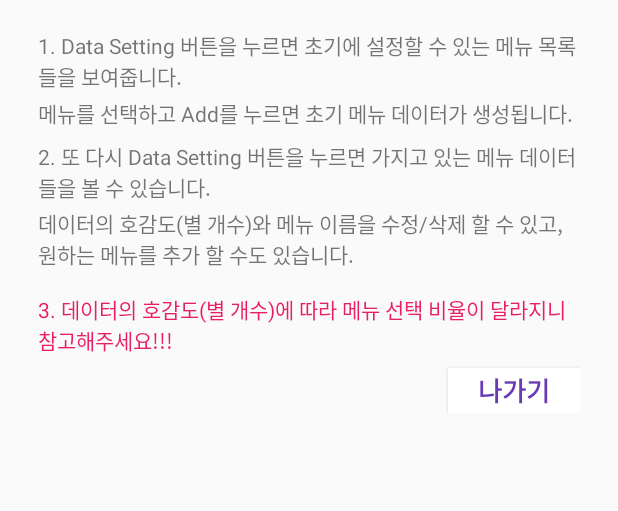
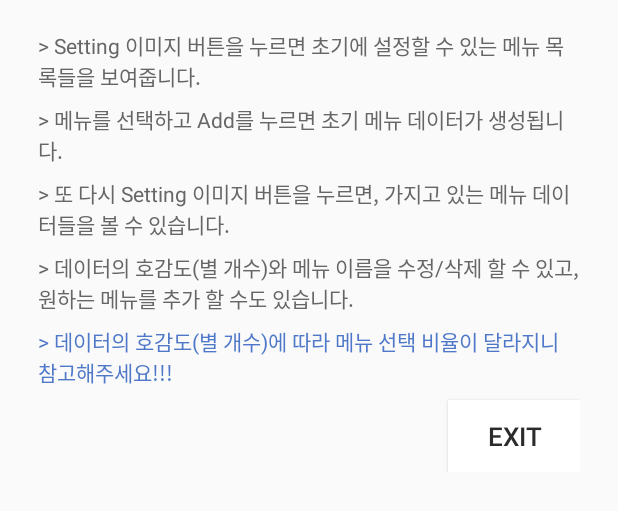
Before and after one commit to kimhyebeen/AndroidPJT_catchFood, an Android app: the layout dialog_help.xml on its own in the app's theme, with its tools: preview values and no code run, on a phone screen of 412 x 824 dp. Shown: the top 511 px of the screen. Run offline under Robolectric (Android 15) with nearby library versions, the phone set to English and light mode, and no system bars.

Commit message:
[v2.0.1] 도움말 다이얼로그 텍스트 및 색상 변경

```diff
--- a/ver02/app/src/main/res/layout/dialog_help.xml
+++ b/ver02/app/src/main/res/layout/dialog_help.xml
@@ -22,48 +22,51 @@
             android:id="@+id/textView4"
             android:layout_width="wrap_content"
             android:layout_height="wrap_content"
-            android:text="@string/helptxt1" />
+            android:text="@string/helptxt1"
+            android:textColor="@color/brownishGrey" />
 
         <TextView
             android:id="@+id/textView6"
             android:layout_width="wrap_content"
             android:layout_height="wrap_content"
-            android:layout_marginTop="3dp"
+            android:layout_marginTop="8dp"
             android:layout_marginBottom="8dp"
-            android:text="@string/helptxt2" />
+            android:text="@string/helptxt2"
+            android:textColor="@color/brownishGrey" />
 
         <TextView
             android:id="@+id/textView7"
             android:layout_width="wrap_content"
             android:layout_height="wrap_content"
-            android:text="@string/helptxt3" />
+            android:text="@string/helptxt3"
+            android:textColor="@color/brownishGrey" />
 
         <TextView
             android:id="@+id/textView8"
             android:layout_width="wrap_content"
             android:layout_height="wrap_content"
-            android:layout_marginTop="3dp"
-            android:text="@string/helptxt4" />
+            android:layout_marginTop="8dp"
+            android:text="@string/helptxt4"
+            android:textColor="@color/brownishGrey" />
 
         <TextView
             android:id="@+id/textView9"
             android:layout_width="wrap_content"
             android:layout_height="wrap_content"
-            android:layout_marginTop="16dp"
+            android:layout_marginTop="8dp"
             android:text="@string/helptxt5"
-            android:textColor="#E91E63" />
+            android:textColor="@color/cornFlowerBlue" />
     </LinearLayout>
 
     <Button
         android:id="@+id/outButton"
         android:layout_width="wrap_content"
-        android:layout_height="30dp"
+        android:layout_height="48dp"
         android:layout_marginTop="8dp"
         android:background="#ffffffff"
         android:text="@string/finish"
-        android:textColor="#673AB7"
+        android:textColor="@color/darkGrey"
         android:textSize="17sp"
-        android:textStyle="bold"
         app:layout_constraintEnd_toEndOf="parent"
         app:layout_constraintTop_toBottomOf="@+id/linearLayout" />
 </androidx.constraintlayout.widget.ConstraintLayout>
--- a/ver02/app/src/main/res/values/strings.xml
+++ b/ver02/app/src/main/res/values/strings.xml
@@ -13,11 +13,11 @@
     <string name="editButton">EDIT</string>
     <string name="deleteButton">DELETE</string>
     <string name="cleanButton">초기화</string>
-    <string name="help">도움말</string>
-    <string name="finish">나가기</string>
-    <string name="helptxt1">1. Data Setting 버튼을 누르면 초기에 설정할 수 있는 메뉴 목록들을 보여줍니다.</string>
-    <string name="helptxt2">메뉴를 선택하고 Add를 누르면 초기 메뉴 데이터가 생성됩니다.</string>
-    <string name="helptxt3">2. 또 다시 Data Setting 버튼을 누르면 가지고 있는 메뉴 데이터들을 볼 수 있습니다.</string>
-    <string name="helptxt4">데이터의 호감도(별 개수)와 메뉴 이름을 수정/삭제 할 수 있고, 원하는 메뉴를 추가 할 수도 있습니다.</string>
-    <string name="helptxt5">3. 데이터의 호감도(별 개수)에 따라 메뉴 선택 비율이 달라지니 참고해주세요!!!</string>
+    <string name="help">HELP</string>
+    <string name="finish">exit</string>
+    <string name="helptxt1">> Setting 이미지 버튼을 누르면 초기에 설정할 수 있는 메뉴 목록들을 보여줍니다.</string>
+    <string name="helptxt2">> 메뉴를 선택하고 Add를 누르면 초기 메뉴 데이터가 생성됩니다.</string>
+    <string name="helptxt3">> 또 다시 Setting 이미지 버튼을 누르면, 가지고 있는 메뉴 데이터들을 볼 수 있습니다.</string>
+    <string name="helptxt4">> 데이터의 호감도(별 개수)와 메뉴 이름을 수정/삭제 할 수 있고, 원하는 메뉴를 추가 할 수도 있습니다.</string>
+    <string name="helptxt5">> 데이터의 호감도(별 개수)에 따라 메뉴 선택 비율이 달라지니 참고해주세요!!!</string>
 </resources>
```
